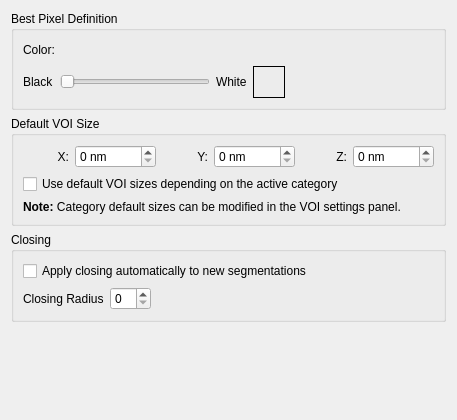
First picture: the form in App/Settings/SeedGrowSegmentation/SeedGrowSettingsPanel.ui, repository FelixdelasPozas/EspINA, before the edit.
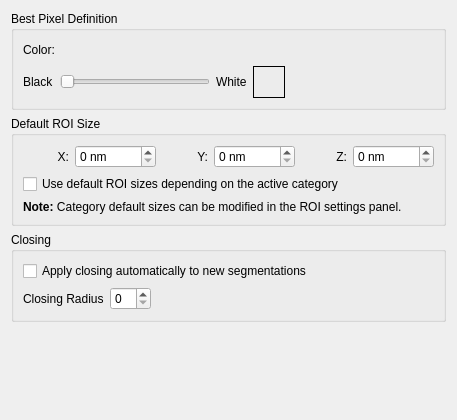
Second picture: the form after the edit.

Commit message:
Apply custom ROI in Seed Grow Segmentation Tool
Icescrum: 746
Icescrum: 748
Icescrum: 749

What changed in the file:
```diff
--- a/App/Settings/SeedGrowSegmentation/SeedGrowSettingsPanel.ui
+++ b/App/Settings/SeedGrowSegmentation/SeedGrowSettingsPanel.ui
@@ -111,7 +111,7 @@
    <item>
     <widget class="QGroupBox" name="groupBox_2">
      <property name="title">
-      <string>Default VOI Size</string>
+      <string>Default ROI Size</string>
      </property>
      <layout class="QVBoxLayout" name="verticalLayout_4">
       <item>
@@ -190,7 +190,7 @@
       <item>
        <widget class="QCheckBox" name="m_taxonomicalVOI">
         <property name="text">
-         <string>Use default VOI sizes depending on the active category</string>
+         <string>Use default ROI sizes depending on the active category</string>
         </property>
        </widget>
       </item>
@@ -200,7 +200,7 @@
          <number>1</number>
         </property>
         <property name="text">
-         <string>&lt;html&gt;&lt;head/&gt;&lt;body&gt;&lt;p&gt;&lt;span style=&quot; font-weight:600;&quot;&gt;Note:&lt;/span&gt; Category default sizes can be modified in the VOI settings panel.&lt;/p&gt;&lt;/body&gt;&lt;/html&gt;</string>
+         <string>&lt;html&gt;&lt;head/&gt;&lt;body&gt;&lt;p&gt;&lt;span style=&quot; font-weight:600;&quot;&gt;Note:&lt;/span&gt; Category default sizes can be modified in the ROI settings panel.&lt;/p&gt;&lt;/body&gt;&lt;/html&gt;</string>
         </property>
         <property name="textFormat">
          <enum>Qt::RichText</enum>
```
Left out of the diff: 2 changed lines with no effect on the pictures. The commit also changes 46 other files.
